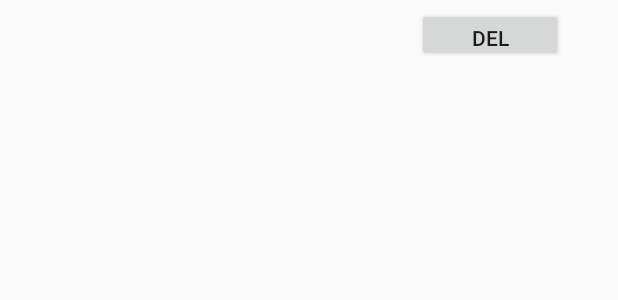
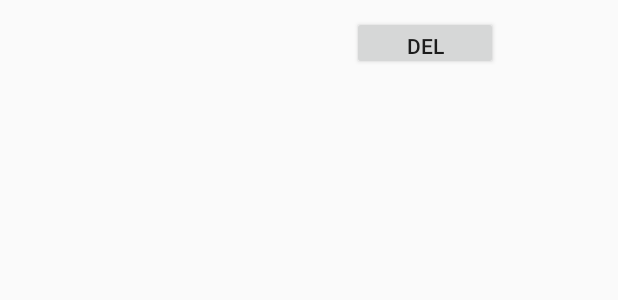
Before and after one commit to littlepm96/WeatherApp-masteror, an Android app: the layout adapter_list.xml on its own in the app's theme, with its tools: preview values and no code run, on a phone screen of 412 x 824 dp. Shown: the top 300 px of the screen. Run offline under Robolectric (Android 15) with nearby library versions, the phone set to English and light mode, and no system bars.

Commit message:
un po di robba

```diff
--- a/app/src/main/java/com/example/weatherapp2/Activity3.java
+++ b/app/src/main/java/com/example/weatherapp2/Activity3.java
@@ -127,7 +127,7 @@ public class Activity3 extends AppCompatActivity {
                 String s=Double.toString(Double.parseDouble(new DecimalFormat("##.##").format(t)));
                 //t =Double.parseDouble(new DecimalFormat("##.##").format(t));
                 //String s=Double.toString(t);
-                s=s+" C*";
+                s=s+" C°";
 
                 meteo j =new meteo(data,description,s);
 
--- a/app/src/main/res/layout/adapter_list.xml
+++ b/app/src/main/res/layout/adapter_list.xml
@@ -10,9 +10,12 @@
     <TextView
 
         android:id="@+id/title"
-        android:layout_width="201dp"
-        android:layout_height="46dp"
-        android:padding="8dp"
+        android:layout_width="193dp"
+        android:layout_height="57dp"
+
+        android:layout_weight="0.5"
+        android:gravity="center"
+        android:onClick="setpreferiti"
         app:layout_constraintBottom_toBottomOf="parent"
         app:layout_constraintEnd_toEndOf="parent"
         app:layout_constraintHorizontal_bias="0.188"
@@ -27,13 +30,19 @@
         android:layout_width="97dp"
         android:layout_height="36dp"
         android:onClick="delpreferiti"
-        android:text="DEL"
+        android:text="@string/del"
+
+        android:layout_weight="0.5"
+        android:gravity="center"
+
+
         app:layout_constraintBottom_toBottomOf="parent"
         app:layout_constraintEnd_toEndOf="parent"
+        app:layout_constraintHorizontal_bias="0.0"
         app:layout_constraintStart_toEndOf="@+id/title"
+
         app:layout_constraintTop_toTopOf="parent"
-
-        />
+        app:layout_constraintVertical_bias="0.497" />
 
 
 </android.support.constraint.ConstraintLayout>
--- a/app/src/main/res/layout/item_w.xml
+++ b/app/src/main/res/layout/item_w.xml
@@ -38,7 +38,7 @@
         android:layout_weight="0.5"
         android:gravity="center"
         android:text="@string/meteo"
-        android:textAlignment="viewStart"
+
         android:textSize="16sp"
         app:layout_constraintStart_toStartOf="parent"
         app:layout_constraintTop_toBottomOf="@+id/data"></TextView>
--- a/app/src/main/res/values/strings.xml
+++ b/app/src/main/res/values/strings.xml
@@ -15,4 +15,5 @@
     <string name="meteo">meteo</string>
     <string name="data_ora">data/ora</string>
     <string name="DEL">Button</string>
+    <string name="del">DEL</string>
 </resources>
```
Also changed, not shown: app/src/main/java/com/example/weatherapp2/Activity2.java (+18 -1 lines), app/src/main/java/com/example/weatherapp2/MainActivity.java (+5 -54 lines).
